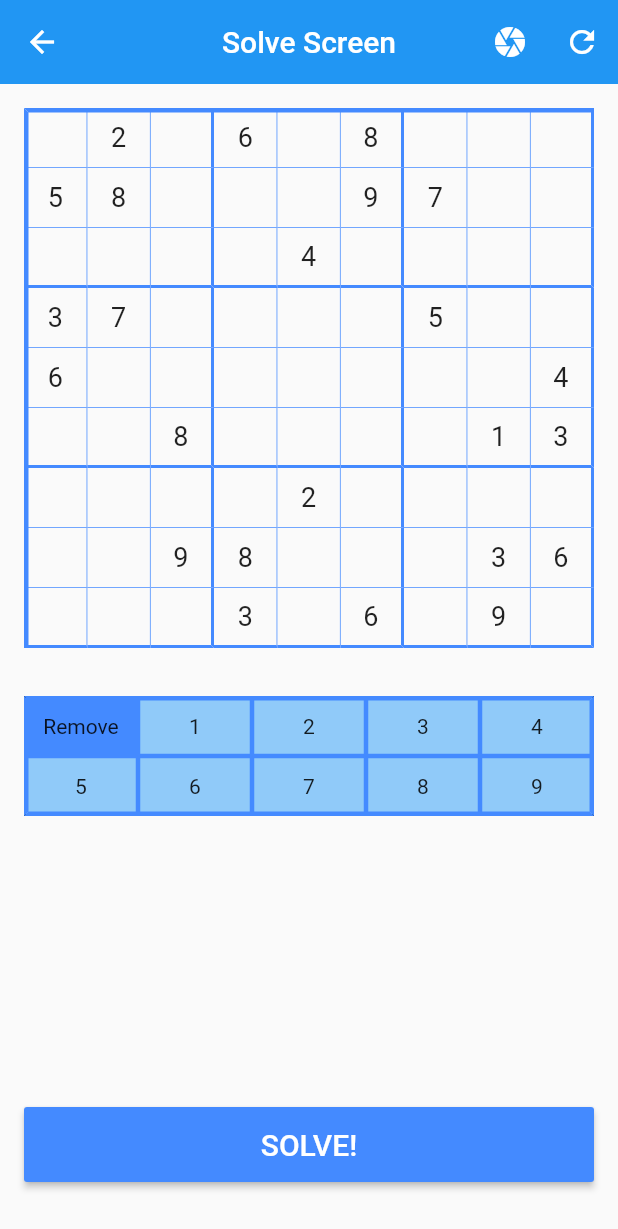
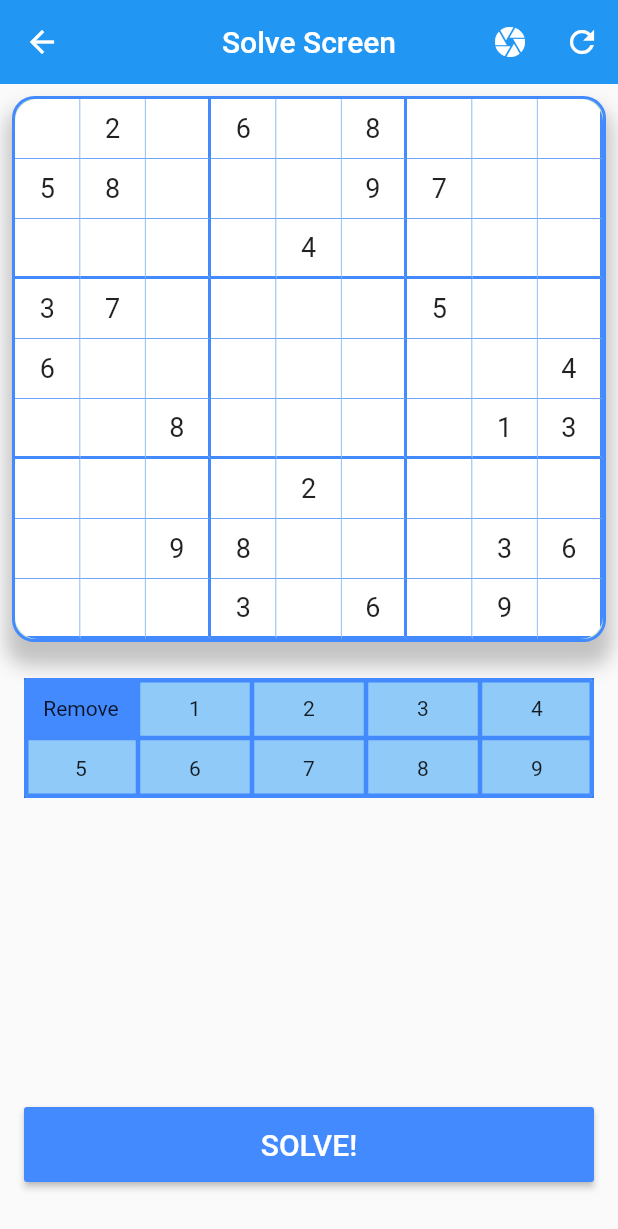
Before and after one commit to Flutter-Buddies/sudoku-solver, a Flutter app: the SolveScreen screen opened by its route, on a phone screen of 412 x 824 dp. Shown: the top 1229 px of the screen. Run offline on Flutter 3.47's test engine with Material 2 defaults, Android fonts, the phone set to English and light mode, and no system bars.

Commit message:
Updated sudoku board to be cleaner

```diff
--- a/lib/screens/solve_screen.dart
+++ b/lib/screens/solve_screen.dart
@@ -34,8 +34,32 @@ class SolveScreen extends StatelessWidget {
         crossAxisAlignment: CrossAxisAlignment.stretch,
         children: [
           Padding(
-            padding: const EdgeInsets.all(16.0),
-            child: SudokuTable(),
+            padding: const EdgeInsets.all(8.0),
+            child: Container(
+              decoration: BoxDecoration(
+                color: Colors.green[100],
+                borderRadius: BorderRadius.all(
+                  Radius.circular(15),
+                ),
+                border: Border.all(color: Colors.blueAccent, width: 2),
+                boxShadow: [
+                  BoxShadow(
+                    color: Colors.grey.withOpacity(0.6),
+                    offset: Offset(0, 12),
+                    blurRadius: 10,
+                    spreadRadius: 4,
+                  ),
+                ],
+              ),
+              child: ClipRRect(
+                borderRadius: BorderRadius.all(
+                  Radius.circular(15),
+                ),
+                child: Container(
+                  child: SudokuTable(),
+                ),
+              ),
+            ),
           ),
           Expanded(
             child: Padding(
--- a/lib/widgets/sudoku_cell.dart
+++ b/lib/widgets/sudoku_cell.dart
@@ -25,7 +25,7 @@ class SudokuCell extends StatelessWidget {
         height: 40,
         width: 30,
         decoration: BoxDecoration(
-          // color: Colors.blue[200],
+          color: Colors.white,
           border: Border(
             right: BorderSide(
               width:
--- a/lib/widgets/sudoku_table.dart
+++ b/lib/widgets/sudoku_table.dart
@@ -11,22 +11,23 @@ class SudokuTable extends StatelessWidget {
       child: Table(
         defaultVerticalAlignment: TableCellVerticalAlignment.middle,
         border: TableBorder(
-          left: BorderSide(
-            width: 3,
-            color: Colors.blueAccent,
-          ),
-          top: BorderSide(
-            width: 3,
-            color: Colors.blueAccent,
-          ),
-        ),
+            // left: BorderSide(
+            //   width: 3,
+            //   color: Colors.blueAccent,
+            // ),
+            // top: BorderSide(
+            //   width: 3,
+            //   color: Colors.blueAccent,
+            // ),
+            ),
         children: List.generate(
           Provider.of<SudokuGrid>(context).height,
           (int rowNumber) => TableRow(
             children: List.generate(
               Provider.of<SudokuGrid>(context).width,
               (int columnNumber) => ChangeNotifierProvider<BoardSquare>.value(
-                value: Provider.of<SudokuGrid>(context).userBoard[rowNumber][columnNumber],
+                value: Provider.of<SudokuGrid>(context).userBoard[rowNumber]
+                    [columnNumber],
                 child: SudokuCell(),
               ),
             ),
```
